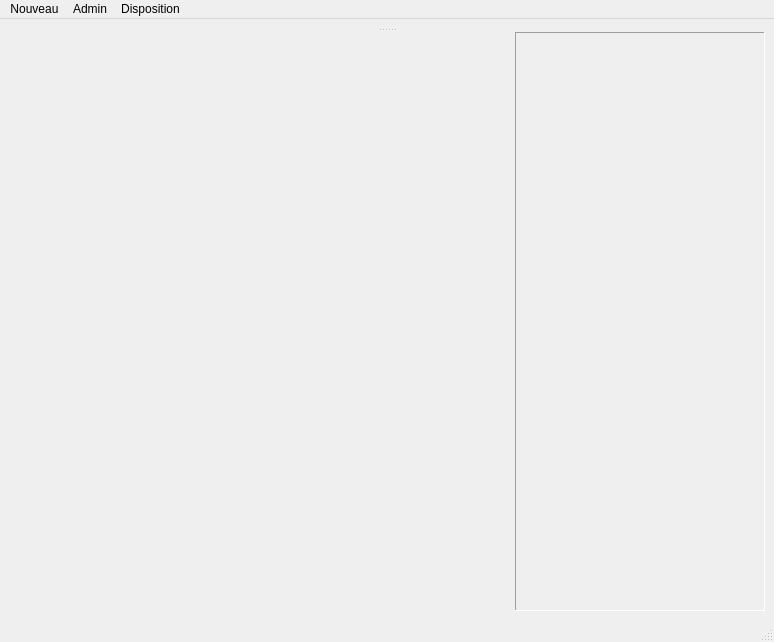
This is src/Gui/Masque/MainMasque.ui in chani2022/python as Qt 5 draws it before an edit. The edited form follows.
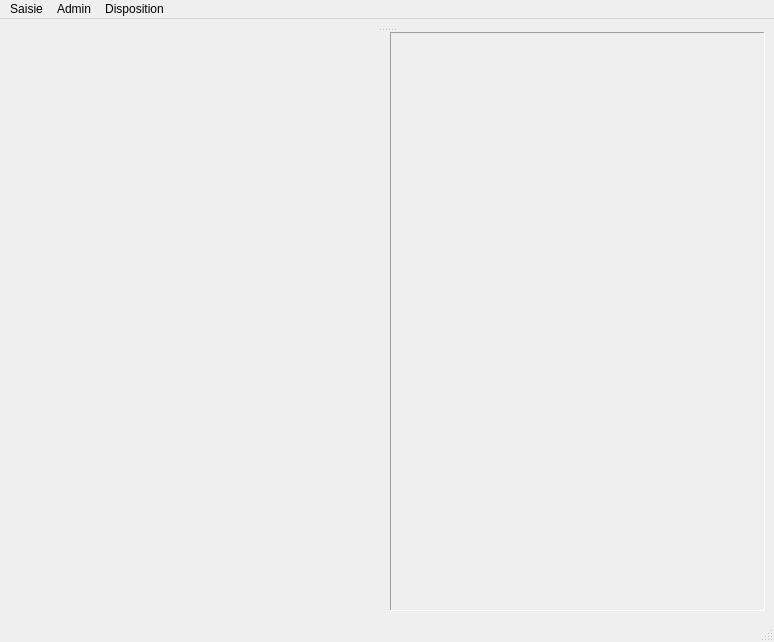
This is the edited form.

```diff
--- a/src/Gui/Masque/MainMasque.ui
+++ b/src/Gui/Masque/MainMasque.ui
@@ -31,20 +31,17 @@
        <widget class="QWidget" name="layoutWidget">
         <layout class="QHBoxLayout" name="horizontalLayout">
          <item>
-          <widget class="QStackedWidget" name="stacked_widget_champs"/>
-         </item>
-         <item>
-          <spacer name="horizontalSpacer">
-           <property name="orientation">
-            <enum>Qt::Horizontal</enum>
+          <widget class="QStackedWidget" name="stacked_widget_champs">
+           <property name="font">
+            <font>
+             <family>Papyrus</family>
+             <pointsize>14</pointsize>
+            </font>
            </property>
-           <property name="sizeHint" stdset="0">
-            <size>
-             <width>80</width>
-             <height>20</height>
-            </size>
+           <property name="styleSheet">
+            <string notr="true">color: rgb(0, 0, 0);</string>
            </property>
-          </spacer>
+          </widget>
          </item>
          <item>
           <widget class="QScrollArea" name="scroll_area_list_images">
@@ -65,7 +62,7 @@
              <rect>
               <x>0</x>
               <y>0</y>
-              <width>245</width>
+              <width>372</width>
               <height>574</height>
              </rect>
             </property>
@@ -88,9 +85,9 @@
      <height>21</height>
     </rect>
    </property>
-   <widget class="QMenu" name="menu_nouveau">
+   <widget class="QMenu" name="menu_saisie">
     <property name="title">
-     <string>Nouveau</string>
+     <string>Saisie</string>
     </property>
     <addaction name="action_chargement"/>
    </widget>
@@ -109,7 +106,7 @@
     </property>
     <addaction name="action_intervertir_les_champs"/>
    </widget>
-   <addaction name="menu_nouveau"/>
+   <addaction name="menu_saisie"/>
    <addaction name="menuAdmin"/>
    <addaction name="menuDisposition"/>
   </widget>
```
